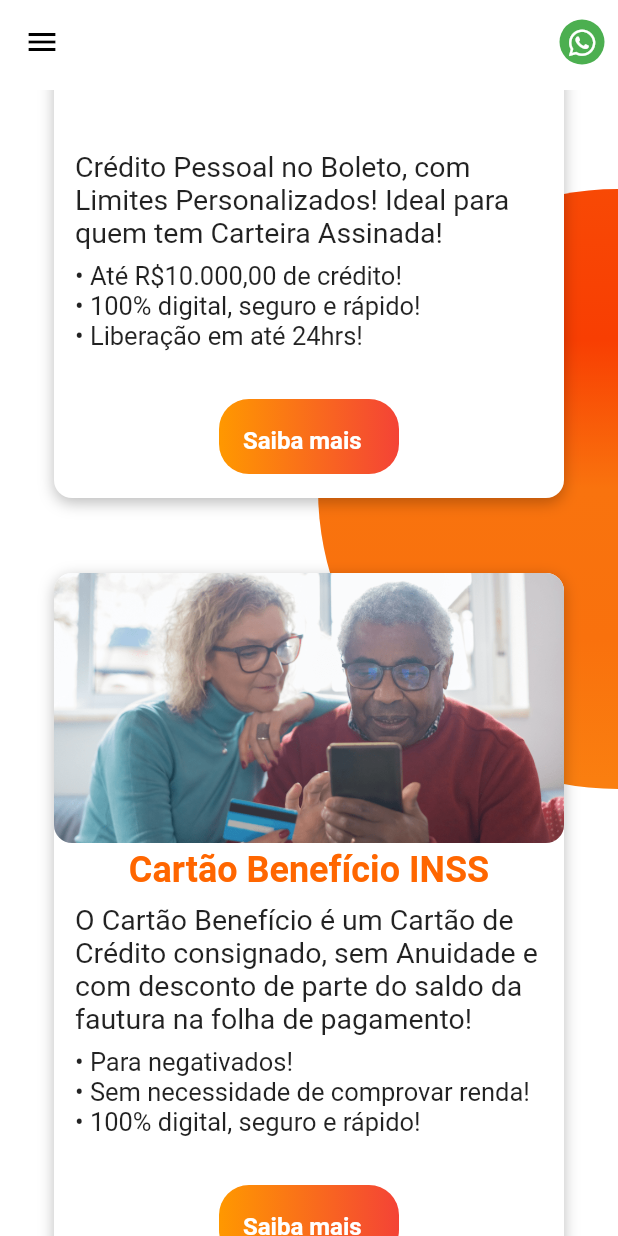
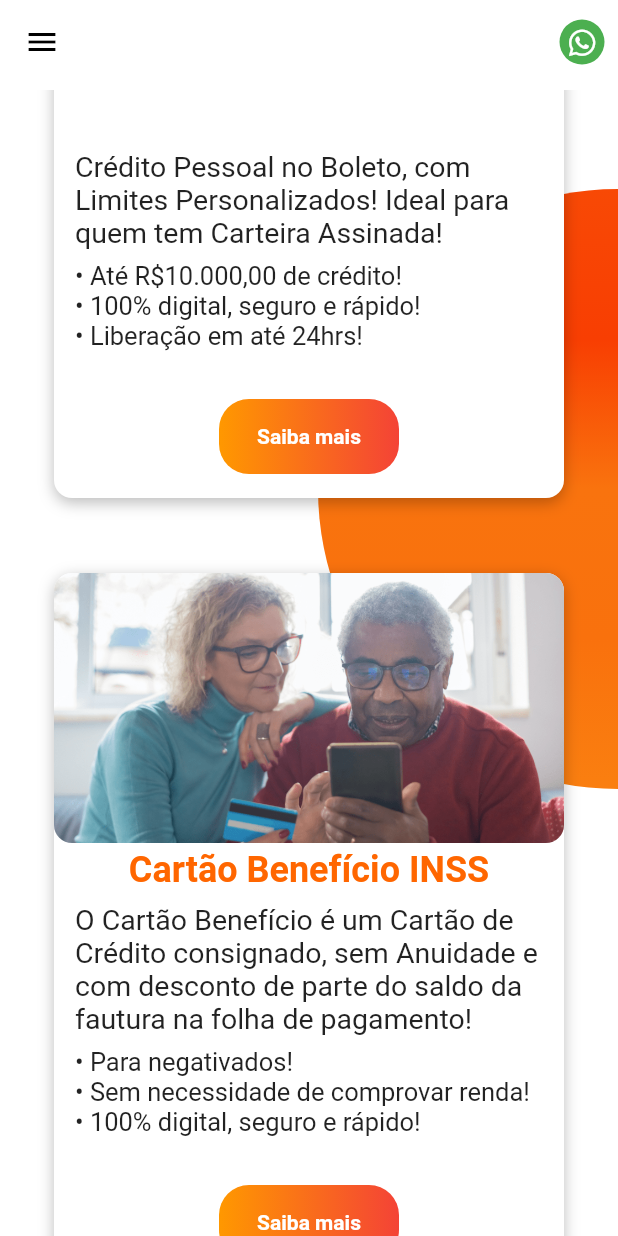
Before and after one commit to eliakimPaulino/simple-page-application, a Flutter app: the screen it shows after launch, scrolled down 1728 dp, after a tap on "Saiba mais", on a phone screen of 412 x 824 dp. Run offline on Flutter 3.47's test engine with Material 2 defaults, Android fonts, the phone set to English and light mode, and no system bars; our stand-ins replace carousel_slider, font_awesome_flutter, google_fonts; missing offline and left inert: cooky.

Commit message:
alterações de botões e ícone libras. Exclusão de funções em modo tablet/desktop dos telefones

```diff
--- a/lib/components/end_page.dart
+++ b/lib/components/end_page.dart
@@ -25,7 +25,7 @@ class EndPage extends StatelessWidget {
           Padding(
             padding: EdgeInsets.all(16.0),
             child: Text(
-              '''A Contact Mais® não é uma Instituição Financeira. Atuamos como Correspondente Bancário prestando Serviços de Intermediação e Atendimento aos Clientes de nossos Parceiros. A atividade de Correspondente Bancário é regulada pelo Banco Central do Brasil nos termos da Resolução nº 3.954, de fevereiro de 2011.\n\nSeguimos em constante atualizações e contamos com uma Completa Infraestrutura para Atender de forma Diferenciada nossos Clientes, nos destacando pela Excelência nos Serviços Prestados com Agilidade e Eficiencia.''',
+              '''A Contact Mais® não é uma Instituição Financeira. Atuamos como Correspondente Bancário prestando Serviços de Intermediação e Atendimento aos Clientes de nossos Parceiros. A atividade de Correspondente Bancário é regulada pelo Banco Central do Brasil nos termos da Resolução nº 3.954, de fevereiro de 2011.\n\nSeguimos em constante atualizações e contamos com uma Completa Infraestrutura para Atender de forma Diferenciada nossos Clientes, nos destacando pela Excelência nos Serviços Prestados com Agilidade e Eficiência.''',
               textAlign: TextAlign.start,
               style: GoogleFonts.roboto(textStyle: style),
             ),
--- a/lib/components/oportunity_card.dart
+++ b/lib/components/oportunity_card.dart
@@ -113,19 +113,19 @@ class CardOportunity extends StatelessWidget {
                     colors: [Colors.orange, Colors.red],
                   ),
                 ),
-                child: ListTile(
-                  title: const Text(
+                child: TextButton(
+                  child: const Text(
                     'Saiba mais',
                     style: TextStyle(
                       fontWeight: FontWeight.w700,
                       color: Colors.white,
                     ),
                   ),
-                  onTap: () => openBrowserURL(url: Uri.parse(path)),
+                  onPressed: () => openBrowserURL(url: Uri.parse(path)),
                   // onTap: () => openBrowserURL(url: path),
-                  shape: RoundedRectangleBorder(
-                    borderRadius: BorderRadius.circular(40),
-                  ),
+                  // shape: RoundedRectangleBorder(
+                  //   borderRadius: BorderRadius.circular(40),
+                  // ),
                 ),
               ),
               const SizedBox(height: 16.0),
--- a/lib/components/phone_contact.dart
+++ b/lib/components/phone_contact.dart
@@ -14,7 +14,10 @@ class PhoneContactTap extends StatelessWidget {
     return Padding(
       padding: const EdgeInsets.all(2.0),
       child: GestureDetector(
-        onTap: () => openBrowserURL(url: Uri.parse('tel:$path')),
+        // onTap: () => openBrowserURL(url: Uri.parse('tel:$path')),
+        onTap: MediaQuery.of(context).size.width < 600
+            ? () => openBrowserURL(url: Uri.parse('tel:$path'))
+            : () => openBrowserURL(url: Uri.parse('')),
         child: Container(
           height: 25,
           width: 150.0,
--- a/lib/components/vertical_presentation.dart
+++ b/lib/components/vertical_presentation.dart
@@ -57,6 +57,13 @@ class VerticalPresentation extends StatelessWidget {
                       image: AssetImage('assets/img/logoLS.png'),
                       fit: BoxFit.cover,
                     ),
+                    boxShadow: [
+                      BoxShadow(
+                        offset: const Offset(0.0, 6.0),
+                        color: Colors.black.withOpacity(.80),
+                        blurRadius: 7,
+                      ),
+                    ],
                   ),
                 ),
               ),
@@ -100,7 +107,7 @@ class VerticalPresentation extends StatelessWidget {
                       width: 400,
                       child: Text(
                         'Aqui você contrata seu empréstimo de forma 100% digital, segura e rápida, com todo o suporte que você precisa.',
-                        maxLines: 3,
+                        maxLines: 4,
                         overflow: TextOverflow.ellipsis,
                         style: GoogleFonts.roboto(
                             textStyle: const TextStyle(
```
Also changed, not shown: lib/components/horizontal_prensentation.dart (+7 -0 lines), 1 other file.
